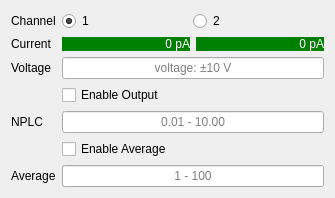
The window that ui/K6482Control.ui (xsoton/dsr) describes before a commit, drawn with Qt 5.
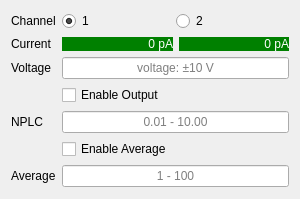
The same window after the commit.

```diff
--- a/ui/K6482Control.ui
+++ b/ui/K6482Control.ui
@@ -9,10 +9,16 @@
    <rect>
     <x>0</x>
     <y>0</y>
-    <width>335</width>
-    <height>168</height>
+    <width>300</width>
+    <height>199</height>
    </rect>
   </property>
+  <property name="maximumSize">
+   <size>
+    <width>1000</width>
+    <height>16777215</height>
+   </size>
+  </property>
   <property name="windowTitle">
    <string>K6482Control</string>
   </property>
```
